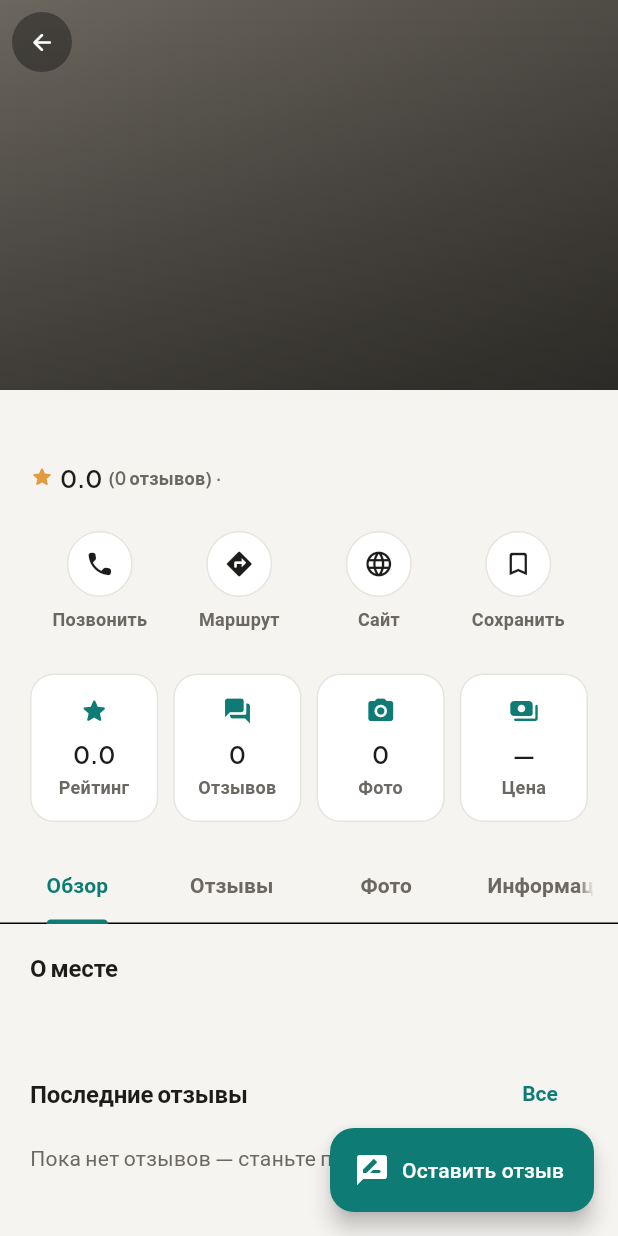
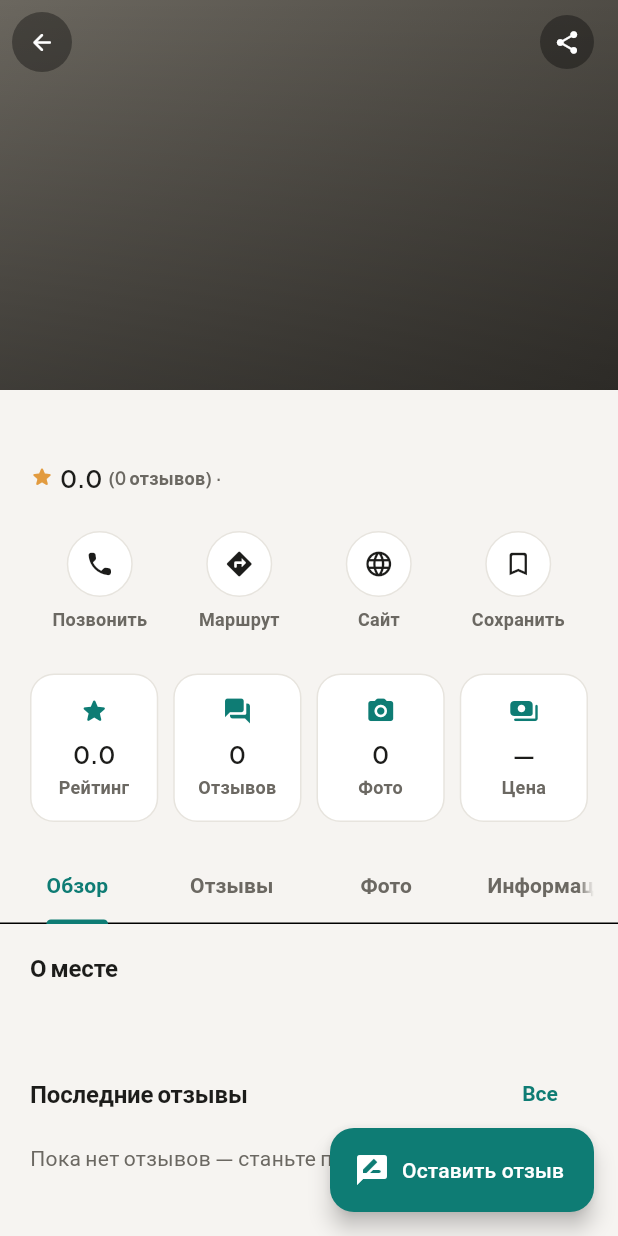
Before and after one commit to d44584131-bit/Tavsiya-MVP, a Flutter app: the PlaceDetailScreen screen opened directly with empty values, on a phone screen of 412 x 824 dp. Run offline on Flutter 3.47's test engine with Material 3 defaults, Android fonts, the phone set to English and light mode, and no system bars; our stand-ins replace google_fonts, image_picker, permission_handler, share_plus, shared_preferences, supabase_flutter; accounts and stored records are empty.

Commit message:
Add "share this place" to the normal user place screen
Uses share_plus to open the native share sheet with a link to the
place. The link/domain (tavsiya.app) and download-page URL are
placeholders until App Links/Universal Links and a real download
page exist — swap them in once those are live, no other wiring needed.

Co-Authored-By: Claude Sonnet 5 <noreply@anthropic.com>

```diff
--- a/lib/screens/place/place_detail_screen.dart
+++ b/lib/screens/place/place_detail_screen.dart
@@ -1,5 +1,6 @@
 import 'package:flutter/material.dart';
 import '../../l10n/strings.dart';
+import '../../services/share_service.dart';
 import '../../supabase_service.dart';
 import '../../theme/app_colors.dart';
 import '../../widgets/stat_tile.dart';
@@ -201,6 +202,11 @@ class _PlaceDetailScreenState extends State<PlaceDetailScreen>
             leading: _CircleIconButton(
                 icon: Icons.arrow_back_rounded,
                 onTap: () => Navigator.maybePop(context)),
+            actions: [
+              _CircleIconButton(
+                  icon: Icons.share_rounded, onTap: () => _sharePlace(place)),
+              const SizedBox(width: 8),
+            ],
             flexibleSpace: FlexibleSpaceBar(
               background: Stack(
                 fit: StackFit.expand,
@@ -536,6 +542,11 @@ class _PlaceDetailScreenState extends State<PlaceDetailScreen>
     );
   }
 
+  void _sharePlace(PlaceDetailData place) {
+    ShareService.sharePlace(
+        placeId: place.id, placeName: place.name, language: widget.language);
+  }
+
   void _openPhotoViewer(int index) {
     Navigator.of(context).push(MaterialPageRoute(
       fullscreenDialog: true,
--- /dev/null
+++ b/lib/services/share_service.dart
@@ -0,0 +1,26 @@
+import 'package:share_plus/share_plus.dart';
+import '../screens/profile/profile_screen.dart' show AppLanguage;
+
+/// "Поделиться заведением" — если у получателя установлено приложение и
+/// настроены App Links/Universal Links на _webBaseUrl, ссылка на заведение
+/// откроется прямо в приложении; иначе браузер покажет обычную веб-страницу
+/// со ссылкой на скачивание. Домен и ссылка на скачивание — заглушки,
+/// заменить на реальные после публикации сайта/сторов.
+class ShareService {
+  ShareService._();
+
+  static const String _webBaseUrl = 'https://tavsiya.app';
+  static const String _downloadUrl = 'https://tavsiya.app/download';
+
+  static Future<void> sharePlace({
+    required String placeId,
+    required String placeName,
+    required AppLanguage language,
+  }) async {
+    final link = '$_webBaseUrl/place/$placeId';
+    final text = language == AppLanguage.uz
+        ? '$placeName — Tavsiya ilovasida koʻring:\n$link\n\nIlova hali oʻrnatilmagan boʻlsa, yuklab oling:\n$_downloadUrl'
+        : '$placeName — смотри в приложении Tavsiya:\n$link\n\nЕсли приложения ещё нет — скачать:\n$_downloadUrl';
+    await SharePlus.instance.share(ShareParams(text: text, subject: placeName));
+  }
+}
--- a/pubspec.yaml
+++ b/pubspec.yaml
@@ -16,6 +16,7 @@ dependencies:
   image_picker: ^1.1.2
   permission_handler: ^11.3.1
   google_fonts: ^6.2.1
+  share_plus: ^13.3.0
   # для будущей локализации интерфейса (RU/UZ):
   # flutter_localizations:
   #   sdk: flutter
```
Also changed, not shown: pubspec.lock, 3 other files.
